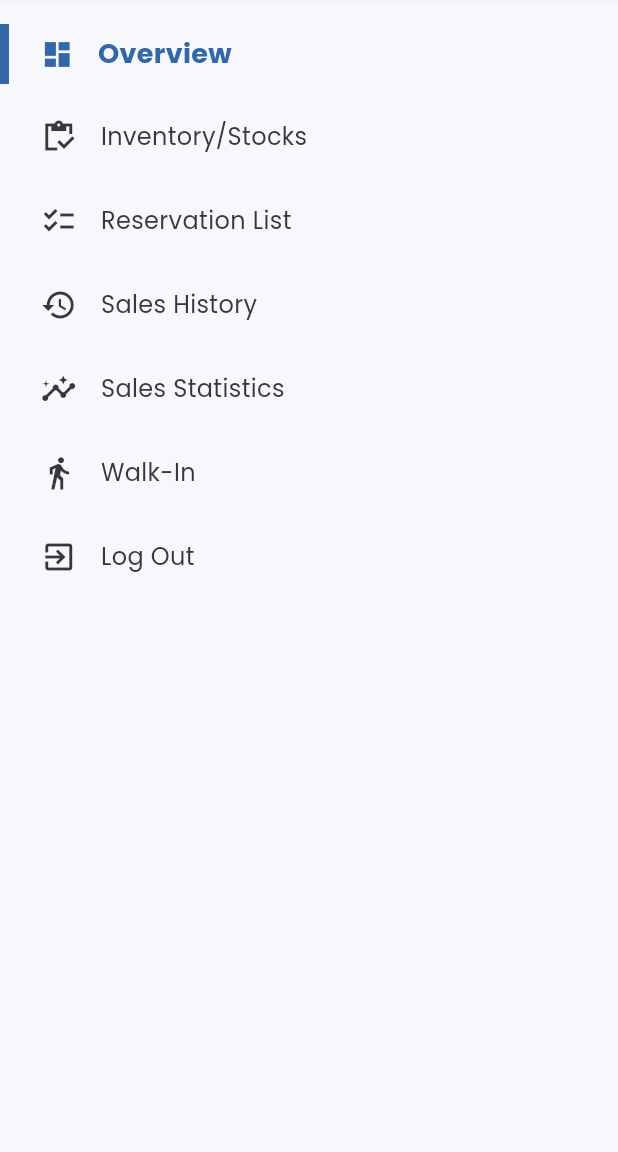
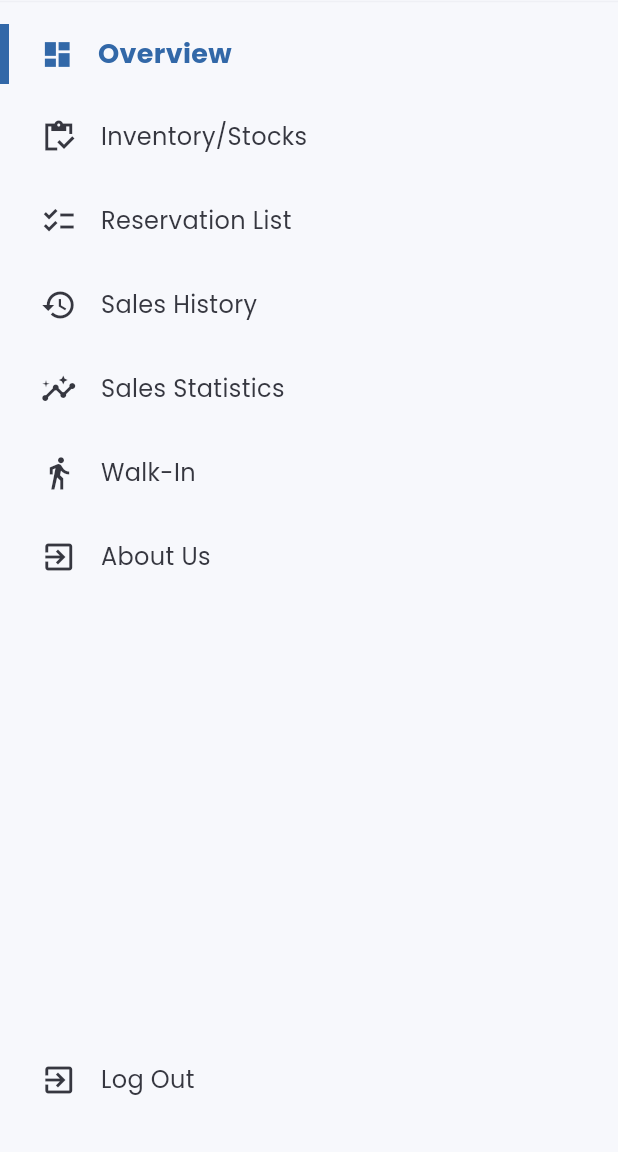
Before and after one commit to KhateaGirl/uniadminstock, a Flutter app: the SideMenu widget shown alone on an empty page, opened directly, on a phone screen of 412 x 824 dp, the part 84-1236 px from its top. Run offline on Flutter 3.47's test engine with Material 3 defaults, Android fonts, the phone set to English and light mode, and no system bars; our stand-ins replace cloud_firestore, firebase_core, firebase_storage, fl_chart, get, google_fonts and 1 more; accounts and stored records are empty.

Commit message:
Adjustments

```diff
--- a/lib/routing/router.dart
+++ b/lib/routing/router.dart
@@ -1,4 +1,5 @@
 import 'package:flutter/material.dart';
+import 'package:unistock/pages/AboutUs.dart';
 import 'package:unistock/pages/SettingsPage.dart';
 import 'package:unistock/pages/authentication/authentication.dart';
 import 'package:unistock/pages/inventory_stocks/inventory_stocks.dart';
@@ -9,6 +10,7 @@ import 'package:unistock/pages/sales_statistics/sales_statistics.dart';
 import 'package:unistock/pages/walk-in/walk-in.dart';
 import 'package:unistock/routing/routes.dart';
 
+// Route settings to generate routes
 Route<dynamic> generateRoute(RouteSettings settings) {
   switch (settings.name) {
     case OverviewPageRoute:
@@ -25,11 +27,14 @@ Route<dynamic> generateRoute(RouteSettings settings) {
       return _getPageRoute(WalkinPage());
     case SettingsPageRoute:
       return _getPageRoute(SettingsPage());
+    case AboutUsPageRoute: // Added this case for AboutUsPage
+      return _getPageRoute(AboutUsPage()); // Use AboutUsPage here
     default:
       return _getPageRoute(AuthenticationPage());
   }
 }
 
+// Helper function to create a MaterialPageRoute
 PageRoute _getPageRoute(Widget child) {
   return MaterialPageRoute(builder: (context) => child);
 }
--- a/lib/routing/routes.dart
+++ b/lib/routing/routes.dart
@@ -4,8 +4,10 @@ const ReservationListPageRoute = "Reservation List";
 const SalesHistoryPageRoute = "Sales History";
 const SalesStatisticsPageRoute = "Sales Statistics";
 const WalkinPageRoute = "Walk-In";
+const AboutUsPageRoute = "About Us";
 const AuthenticationPageRoute = "Authentication";
 const SettingsPageRoute = "Settings";
+
 
 List sideMenuItems = [
   OverviewPageRoute,
@@ -14,5 +16,6 @@ List sideMenuItems = [
   SalesHistoryPageRoute,
   SalesStatisticsPageRoute,
   WalkinPageRoute,
+  AboutUsPageRoute, // Add the new route here
   AuthenticationPageRoute
 ];
--- a/lib/widgets/side_menu.dart
+++ b/lib/widgets/side_menu.dart
@@ -17,8 +17,9 @@ class SideMenu extends StatelessWidget {
 
     return Container(
       color: light,
-      child: ListView(
+      child: Column(
         children: [
+          // If the screen is small, show the header UNISTOCK
           if (ResponsiveWidget.isSmallScreen(context))
             Column(
               mainAxisSize: MainAxisSize.min,
@@ -27,38 +28,52 @@ class SideMenu extends StatelessWidget {
                 Row(
                   children: [
                     SizedBox(width: _width / 48),
-                    Padding(padding: EdgeInsets.only(right: 12),
+                    Padding(
+                      padding: EdgeInsets.only(right: 12),
                     ),
-                    Flexible(child: CustomText(
+                    Flexible(
+                      child: CustomText(
                         text: "UNISTOCK",
                         size: 20,
                         weight: FontWeight.bold,
                         color: active,
-                    )),
-                    SizedBox(width: _width / 48)
+                      ),
+                    ),
+                    SizedBox(width: _width / 48),
                   ],
                 ),
               ],
             ),
-          Divider(color: lightGrey.withOpacity(.1),),
-          Column(
-            mainAxisSize: MainAxisSize.min,
-            children: sideMenuItems.map((itemName) => SideMenuItem(
-              itemName: itemName == AuthenticationPageRoute ? "Log Out" : itemName,
-              onTap: (){
-                if(itemName == AuthenticationPageRoute){
-                  Get.offAll(LoginPage());
-                }
-
-                if(!menuController.isActive(itemName)){
+          Divider(color: lightGrey.withOpacity(.1)),
+          // Expanded to take up available space
+          Expanded(
+            child: ListView(
+              children: sideMenuItems
+                  .where((itemName) => itemName != AuthenticationPageRoute) // Remove "Log Out" from the main list
+                  .map((itemName) {
+                return SideMenuItem(
+                  itemName: itemName,
+                  onTap: () {
+                    if (!menuController.isActive(itemName)) {
                       menuController.changeActiveitemTo(itemName);
-                  if(ResponsiveWidget.isSmallScreen(context))
-                  Get.back();
+                      if (ResponsiveWidget.isSmallScreen(context)) Get.back();
                       navigationController.navigateTo(itemName);
                     }
                   },
-            )).toList(),
-          )
+                );
+              }).toList(),
+            ),
+          ),
+          // Log Out button at the bottom
+          Padding(
+            padding: const EdgeInsets.only(bottom: 20.0), // Adjust padding if needed
+            child: SideMenuItem(
+              itemName: "Log Out",
+              onTap: () {
+                Get.offAll(LoginPage());
+              },
+            ),
+          ),
         ],
       ),
     );
```
Also changed, not shown: lib/pages/AboutUs.dart (added, +55 -0 lines), lib/pages/inventory_stocks/inventory_stocks.dart (+24 -2 lines), lib/pages/reservation_list/reservation_list.dart (+71 -40 lines). Lines whose indentation alone changed are shown as unchanged.
